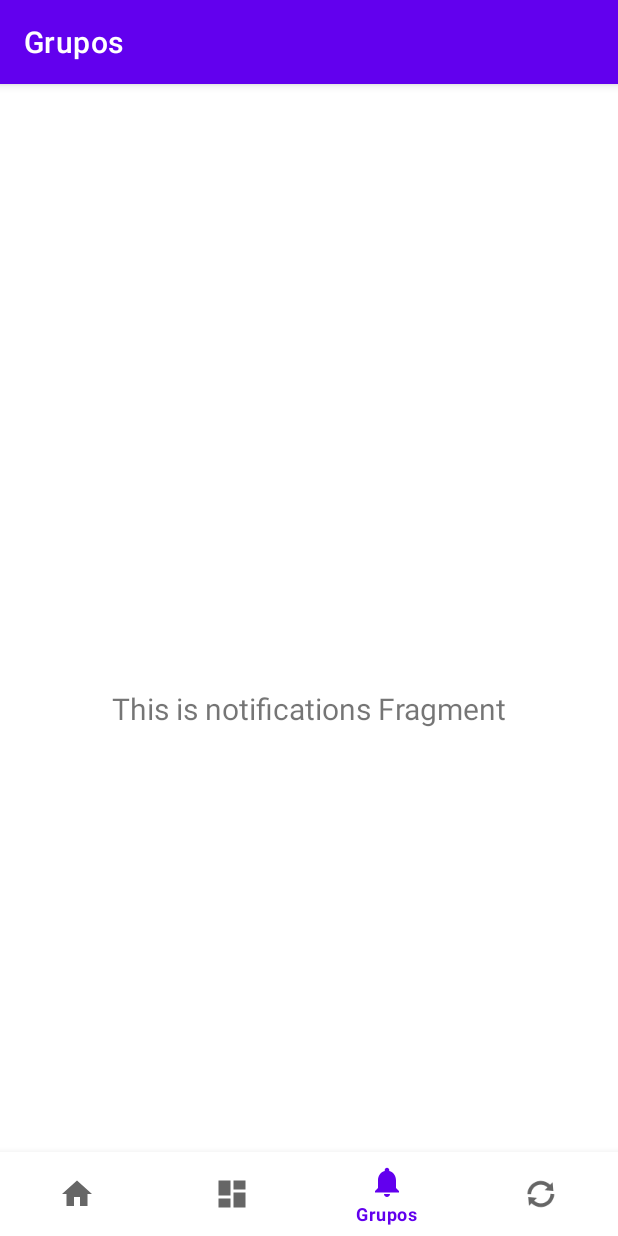
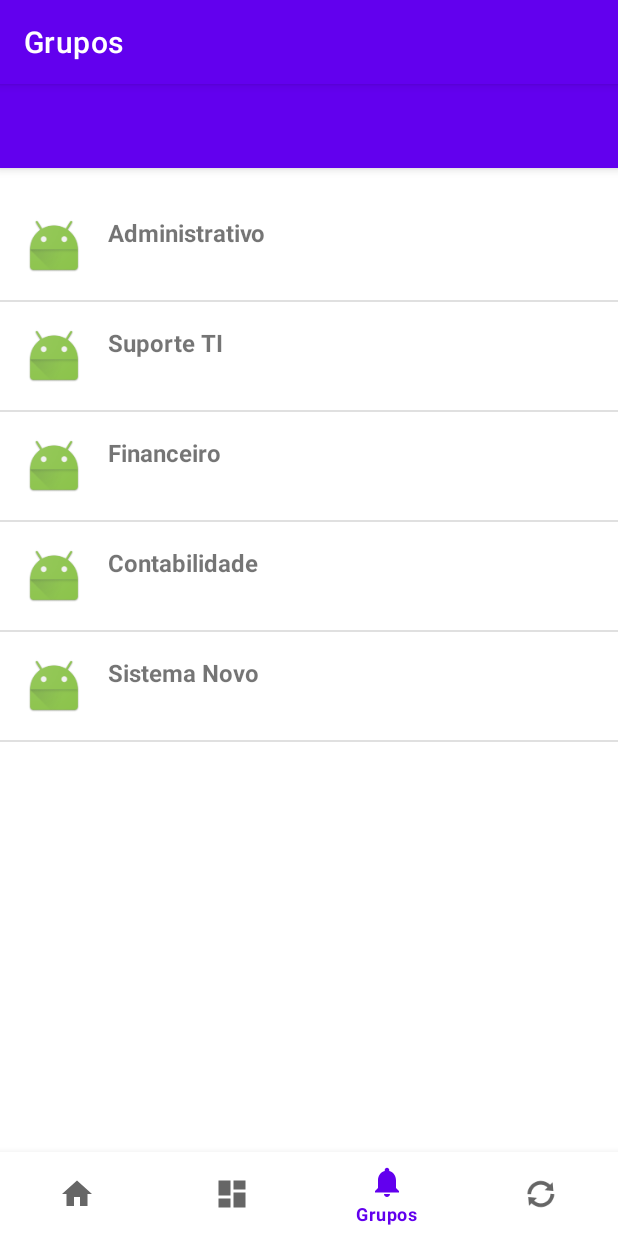
Before and after one commit to elderws/edialoga, an Android app: the NotificationsFragment screen opened through its navigation route, on a phone screen of 412 x 824 dp. Run offline under Robolectric (Android 15) with nearby library versions, the phone set to English and light mode, and no system bars; our stand-ins replace navigation-ui.

Commit message:
Criando Adapter e Criado lista de Grupos

```diff
--- a/app/build.gradle.kts
+++ b/app/build.gradle.kts
@@ -40,6 +40,9 @@ android {
 
 dependencies {
 
+
+    implementation("androidx.recyclerview:recyclerview:1.2.1")
+    implementation("androidx.cardview:cardview:1.0.0")
     implementation(libs.androidx.core.ktx)
     implementation(libs.androidx.appcompat)
     implementation(libs.material)
--- /dev/null
+++ b/app/src/main/java/com/overclock/edialoga/ui/notifications/Grupo.kt
@@ -0,0 +1,5 @@
+package com.overclock.edialoga.ui.notifications
+
+data class Grupo(
+    val nome: String
+)
--- /dev/null
+++ b/app/src/main/java/com/overclock/edialoga/ui/notifications/GrupoAdapter.kt
@@ -0,0 +1,32 @@
+package com.overclock.edialoga.ui.notifications
+
+import android.view.LayoutInflater
+import android.view.View
+import android.view.ViewGroup
+import android.widget.ImageView
+import android.widget.TextView
+import androidx.recyclerview.widget.RecyclerView
+import com.overclock.edialoga.R
+
+class GrupoAdapter(private val grupos: List<Grupo>) : RecyclerView.Adapter<GrupoAdapter.GrupoViewHolder>() {
+
+    class GrupoViewHolder(itemView: View) : RecyclerView.ViewHolder(itemView) {
+        val avatar: ImageView = itemView.findViewById(R.id.imageAvatar)
+        val nomeGrupo: TextView = itemView.findViewById(R.id.textNomeGrupo)
+    }
+
+    override fun onCreateViewHolder(parent: ViewGroup, viewType: Int): GrupoViewHolder {
+        val view = LayoutInflater.from(parent.context).inflate(R.layout.item_grupo, parent, false)
+        return GrupoViewHolder(view)
+    }
+
+    override fun onBindViewHolder(holder: GrupoViewHolder, position: Int) {
+        val grupo = grupos[position]
+        holder.avatar.setImageResource(android.R.mipmap.sym_def_app_icon) // Imagem padrão
+        holder.nomeGrupo.text = grupo.nome
+    }
+
+    override fun getItemCount(): Int {
+        return grupos.size
+    }
+}
--- a/app/src/main/java/com/overclock/edialoga/ui/notifications/NotificationsFragment.kt
+++ b/app/src/main/java/com/overclock/edialoga/ui/notifications/NotificationsFragment.kt
@@ -4,39 +4,35 @@ import android.os.Bundle
 import android.view.LayoutInflater
 import android.view.View
 import android.view.ViewGroup
-import android.widget.TextView
 import androidx.fragment.app.Fragment
-import androidx.lifecycle.ViewModelProvider
-import com.overclock.edialoga.databinding.FragmentNotificationsBinding
+import androidx.recyclerview.widget.LinearLayoutManager
+import androidx.recyclerview.widget.RecyclerView
+import com.overclock.edialoga.R
 
 class NotificationsFragment : Fragment() {
 
-    private var _binding: FragmentNotificationsBinding? = null
-
-    // This property is only valid between onCreateView and
-    // onDestroyView.
-    private val binding get() = _binding!!
-
     override fun onCreateView(
-        inflater: LayoutInflater,
-        container: ViewGroup?,
+        inflater: LayoutInflater, container: ViewGroup?,
         savedInstanceState: Bundle?
-    ): View {
-        val notificationsViewModel =
-            ViewModelProvider(this).get(NotificationsViewModel::class.java)
-
-        _binding = FragmentNotificationsBinding.inflate(inflater, container, false)
-        val root: View = binding.root
-
-        val textView: TextView = binding.textNotifications
-        notificationsViewModel.text.observe(viewLifecycleOwner) {
-            textView.text = it
-        }
-        return root
+    ): View? {
+        return inflater.inflate(R.layout.fragment_notifications, container, false)
     }
 
-    override fun onDestroyView() {
-        super.onDestroyView()
-        _binding = null
+    override fun onViewCreated(view: View, savedInstanceState: Bundle?) {
+        super.onViewCreated(view, savedInstanceState)
+
+        val recyclerView: RecyclerView = view.findViewById(R.id.recyclerViewGrupos)
+        recyclerView.layoutManager = LinearLayoutManager(context)
+
+        val grupos = listOf(
+            Grupo("Administrativo"),
+            Grupo("Suporte TI"),
+            Grupo("Financeiro"),
+            Grupo("Contabilidade"),
+            Grupo("Sistema Novo")
+        )
+
+        val adapter = GrupoAdapter(grupos)
+        recyclerView.adapter = adapter
     }
 }
--- a/app/src/main/res/layout/activity_main.xml
+++ b/app/src/main/res/layout/activity_main.xml
@@ -1,10 +1,39 @@
 <?xml version="1.0" encoding="utf-8"?>
-<androidx.constraintlayout.widget.ConstraintLayout xmlns:android="http://schemas.android.com/apk/res/android"
+<androidx.coordinatorlayout.widget.CoordinatorLayout xmlns:android="http://schemas.android.com/apk/res/android"
     xmlns:app="http://schemas.android.com/apk/res-auto"
-    android:id="@+id/container"
+    xmlns:tools="http://schemas.android.com/tools"
     android:layout_width="match_parent"
     android:layout_height="match_parent"
-    android:paddingTop="?attr/actionBarSize">
+    tools:context=".MainActivity">
+
+    <com.google.android.material.appbar.AppBarLayout
+        android:layout_width="match_parent"
+        android:layout_height="wrap_content"
+        android:theme="@style/ThemeOverlay.AppCompat.Dark.ActionBar">
+
+        <androidx.appcompat.widget.Toolbar
+            android:id="@+id/toolbar"
+            android:layout_width="match_parent"
+            android:layout_height="?attr/actionBarSize"
+            app:popupTheme="@style/ThemeOverlay.AppCompat.Light" />
+    </com.google.android.material.appbar.AppBarLayout>
+
+    <androidx.constraintlayout.widget.ConstraintLayout
+        android:layout_width="match_parent"
+        android:layout_height="match_parent"
+        app:layout_behavior="@string/appbar_scrolling_view_behavior">
+
+        <fragment
+            android:id="@+id/nav_host_fragment_activity_main"
+            android:name="androidx.navigation.fragment.NavHostFragment"
+            android:layout_width="match_parent"
+            android:layout_height="match_parent"
+            app:defaultNavHost="true"
+            app:navGraph="@navigation/mobile_navigation"
+            app:layout_constraintTop_toTopOf="parent"
+            app:layout_constraintBottom_toTopOf="@id/nav_view"
+            app:layout_constraintLeft_toLeftOf="parent"
+            app:layout_constraintRight_toRightOf="parent" />
 
         <com.google.android.material.bottomnavigation.BottomNavigationView
             android:id="@+id/nav_view"
@@ -18,16 +47,5 @@
             app:layout_constraintRight_toRightOf="parent"
             app:menu="@menu/bottom_nav_menu" />
 
-    <fragment
-        android:id="@+id/nav_host_fragment_activity_main"
-        android:name="androidx.navigation.fragment.NavHostFragment"
-        android:layout_width="match_parent"
-        android:layout_height="match_parent"
-        app:defaultNavHost="true"
-        app:layout_constraintBottom_toTopOf="@id/nav_view"
-        app:layout_constraintLeft_toLeftOf="parent"
-        app:layout_constraintRight_toRightOf="parent"
-        app:layout_constraintTop_toTopOf="parent"
-        app:navGraph="@navigation/mobile_navigation" />
-
     </androidx.constraintlayout.widget.ConstraintLayout>
+</androidx.coordinatorlayout.widget.CoordinatorLayout>
--- a/app/src/main/res/layout/fragment_notifications.xml
+++ b/app/src/main/res/layout/fragment_notifications.xml
@@ -1,22 +1,15 @@
 <?xml version="1.0" encoding="utf-8"?>
-<androidx.constraintlayout.widget.ConstraintLayout xmlns:android="http://schemas.android.com/apk/res/android"
+<LinearLayout xmlns:android="http://schemas.android.com/apk/res/android"
     xmlns:app="http://schemas.android.com/apk/res-auto"
     xmlns:tools="http://schemas.android.com/tools"
     android:layout_width="match_parent"
     android:layout_height="match_parent"
+    android:orientation="vertical"
     tools:context=".ui.notifications.NotificationsFragment">
 
-    <TextView
-        android:id="@+id/text_notifications"
+    <androidx.recyclerview.widget.RecyclerView
+        android:id="@+id/recyclerViewGrupos"
         android:layout_width="match_parent"
-        android:layout_height="wrap_content"
-        android:layout_marginStart="8dp"
-        android:layout_marginTop="8dp"
-        android:layout_marginEnd="8dp"
-        android:textAlignment="center"
-        android:textSize="20sp"
-        app:layout_constraintBottom_toBottomOf="parent"
-        app:layout_constraintEnd_toEndOf="parent"
-        app:layout_constraintStart_toStartOf="parent"
-        app:layout_constraintTop_toTopOf="parent" />
-</androidx.constraintlayout.widget.ConstraintLayout>
+        android:layout_height="match_parent"
+        android:layout_marginTop="16dp"/>
+</LinearLayout>
--- a/app/src/main/res/layout/fragment_recents.xml
+++ b/app/src/main/res/layout/fragment_recents.xml
@@ -1,22 +1,21 @@
 <?xml version="1.0" encoding="utf-8"?>
-<androidx.constraintlayout.widget.ConstraintLayout xmlns:android="http://schemas.android.com/apk/res/android"
+<LinearLayout xmlns:android="http://schemas.android.com/apk/res/android"
     xmlns:app="http://schemas.android.com/apk/res-auto"
     xmlns:tools="http://schemas.android.com/tools"
     android:layout_width="match_parent"
     android:layout_height="match_parent"
-    tools:context=".ui.notifications.NotificationsFragment">
+    android:orientation="vertical"
+    tools:context=".ui.recents.RecentsFragment">
 
     <TextView
-        android:id="@+id/text_recents"
+        android:id="@+id/textRecents"
+        android:layout_width="wrap_content"
+        android:layout_height="wrap_content"
+        android:text="@string/title_recents"
+        android:textSize="16sp" />
+
+    <androidx.recyclerview.widget.RecyclerView
+        android:id="@+id/recyclerViewClientes"
         android:layout_width="match_parent"
-        android:layout_height="wrap_content"
-        android:layout_marginStart="8dp"
-        android:layout_marginTop="8dp"
-        android:layout_marginEnd="8dp"
-        android:textAlignment="center"
-        android:textSize="20sp"
-        app:layout_constraintBottom_toBottomOf="parent"
-        app:layout_constraintEnd_toEndOf="parent"
-        app:layout_constraintStart_toStartOf="parent"
-        app:layout_constraintTop_toTopOf="parent" />
-</androidx.constraintlayout.widget.ConstraintLayout>
+        android:layout_height="match_parent" />
+</LinearLayout>
--- /dev/null
+++ b/app/src/main/res/layout/item_grupo.xml
@@ -0,0 +1,33 @@
+<?xml version="1.0" encoding="utf-8"?>
+<LinearLayout xmlns:android="http://schemas.android.com/apk/res/android"
+    android:layout_width="match_parent"
+    android:layout_height="wrap_content"
+    android:orientation="vertical">
+
+    <LinearLayout
+        android:layout_width="match_parent"
+        android:layout_height="wrap_content"
+        android:orientation="horizontal"
+        android:padding="16dp">
+
+        <ImageView
+            android:id="@+id/imageAvatar"
+            android:layout_width="40dp"
+            android:layout_height="40dp"
+            android:layout_marginEnd="16dp"
+            android:src="@android:mipmap/sym_def_app_icon" />
+
+        <TextView
+            android:id="@+id/textNomeGrupo"
+            android:layout_width="wrap_content"
+            android:layout_height="wrap_content"
+            android:text="Financeiro"
+            android:textSize="16sp"
+            android:textStyle="bold" />
+    </LinearLayout>
+
+    <View
+        android:layout_width="match_parent"
+        android:layout_height="1dp"
+        android:background="?android:attr/listDivider" />
+</LinearLayout>
```
Lines whose indentation alone changed are shown as unchanged.
